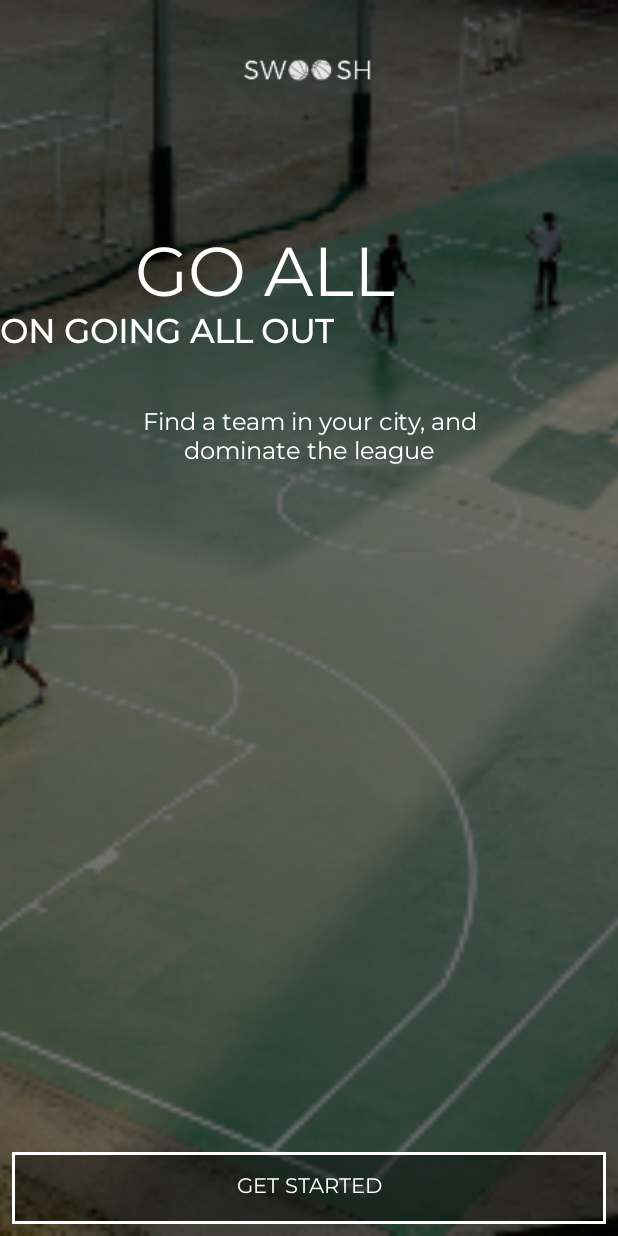
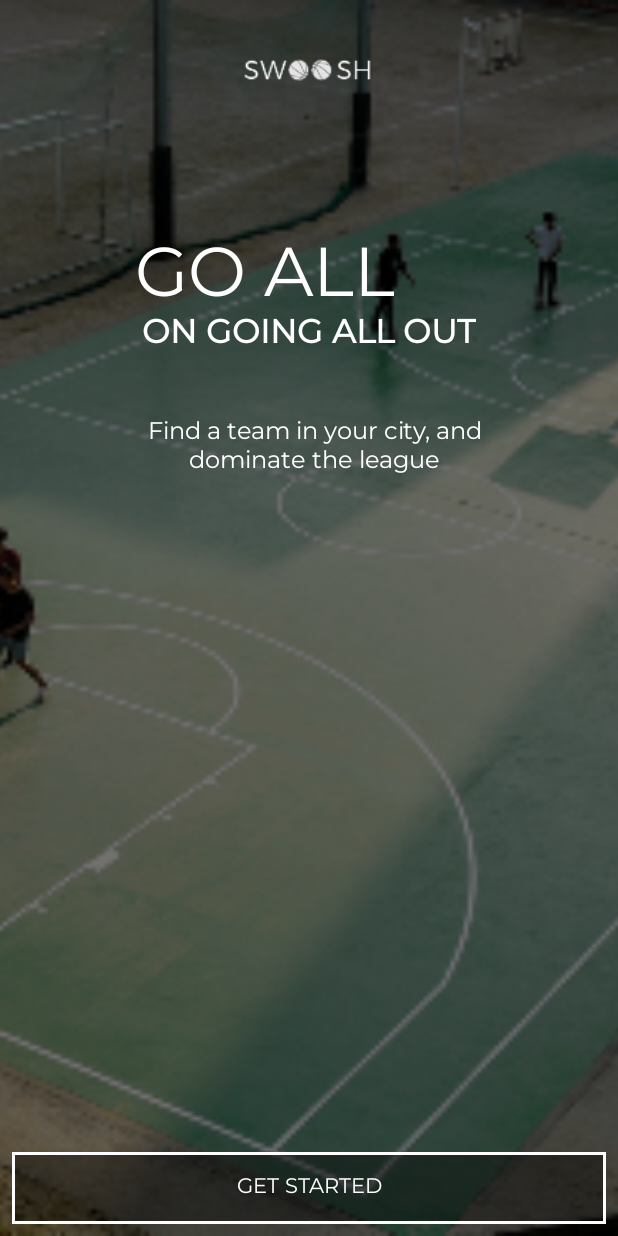
Before and after one commit to JimHoew/swoosh, an Android app: the screen it shows after launch (MainActivity), on a phone screen of 412 x 824 dp. Run offline under Robolectric (Android 15) with nearby library versions, the phone set to English and light mode, and no system bars.

Commit message:
lesson 2

```diff
--- /dev/null
+++ b/app/src/main/res/drawable/swoosh_toggle.xml
@@ -0,0 +1,6 @@
+<?xml version="1.0" encoding="utf-8"?>
+<selector xmlns:android="http://schemas.android.com/apk/res/android">
+
+    <item android:state_checked="true" android:drawable="@drawable/swoosh_button_checked"/>
+    <item android:state_checked="false" android:drawable="@drawable/swoosh_button"/>
+</selector>
--- a/app/src/main/res/layout/activity_main.xml
+++ b/app/src/main/res/layout/activity_main.xml
@@ -36,9 +36,11 @@
             android:text="ON GOING ALL OUT"
             android:layout_width="wrap_content"
             android:layout_height="wrap_content"
-            tools:layout_editor_absoluteX="92dp" android:id="@+id/textView2" android:fontFamily="@font/montserrat"
+            android:id="@+id/textView2" android:fontFamily="@font/montserrat"
             android:textSize="22sp" android:textColor="#FFFFFF"
-            app:layout_constraintTop_toBottomOf="@+id/textView" android:textStyle="bold"/>
+            app:layout_constraintTop_toBottomOf="@+id/textView" android:textStyle="bold"
+            android:layout_marginStart="8dp" app:layout_constraintStart_toStartOf="parent"
+            android:layout_marginEnd="8dp" app:layout_constraintEnd_toEndOf="parent"/>
     <TextView
             android:text="Find a team in your city, and dominate the league"
             android:layout_width="238dp"
@@ -46,15 +48,18 @@
             android:id="@+id/textView3" android:singleLine="false"
             android:textColor="#FFFFFF" android:textAlignment="center" android:textSize="16sp"
             android:layout_marginStart="8dp" app:layout_constraintStart_toStartOf="parent"
-            android:layout_marginEnd="8dp" app:layout_constraintEnd_toEndOf="parent" android:layout_marginTop="32dp"
-            app:layout_constraintTop_toBottomOf="@+id/textView2" android:fontFamily="@font/montserrat"/>
+            android:layout_marginEnd="8dp" app:layout_constraintEnd_toEndOf="parent"
+            app:layout_constraintTop_toBottomOf="@+id/textView2" android:fontFamily="@font/montserrat"
+            android:layout_marginBottom="8dp" app:layout_constraintBottom_toTopOf="@+id/button"
+            app:layout_constraintHorizontal_bias="0.522" app:layout_constraintVertical_bias="0.07999998"/>
     <Button
             android:text="GET STARTED"
             android:layout_width="0dp"
             android:layout_height="wrap_content"
             android:id="@+id/button" app:layout_constraintStart_toStartOf="parent" android:layout_marginStart="8dp"
-            app:layout_constraintEnd_toEndOf="parent" android:layout_marginEnd="8dp" android:layout_marginBottom="8dp"
+            app:layout_constraintEnd_toEndOf="parent" android:layout_marginEnd="8dp"
             app:layout_constraintBottom_toBottomOf="@+id/imageView" android:fontFamily="@font/montserrat"
-            android:textColor="#FFFFFF" android:background="@drawable/swoosh_button"/>
+            android:textColor="#FFFFFF" android:background="@drawable/swoosh_button"
+            app:layout_constraintHorizontal_bias="1.0" android:layout_marginBottom="8dp"/>
 
 </androidx.constraintlayout.widget.ConstraintLayout>
```
Also changed, not shown: app/src/main/AndroidManifest.xml (+6 -1 lines), app/src/main/java/com/jim/swoosh/LeagueActivity.kt (added, +12 -0 lines), app/src/main/res/drawable/swoosh_button_checked.xml (added, +7 -0 lines), app/src/main/res/layout/activity_league.xml (added, +73 -0 lines).
